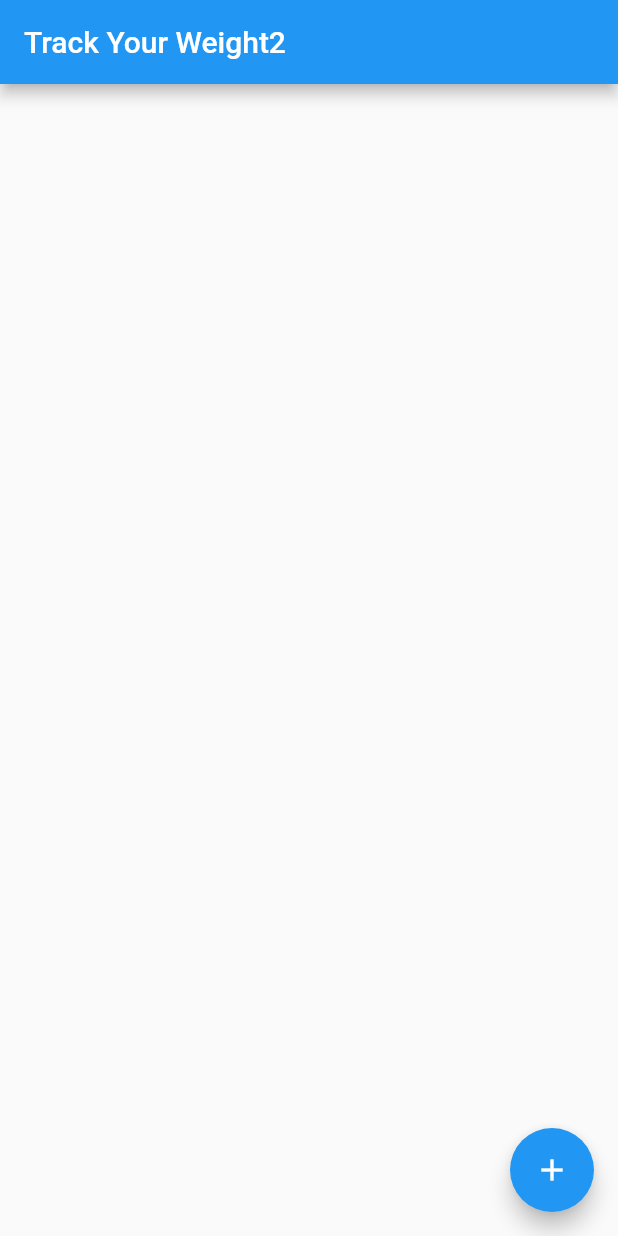
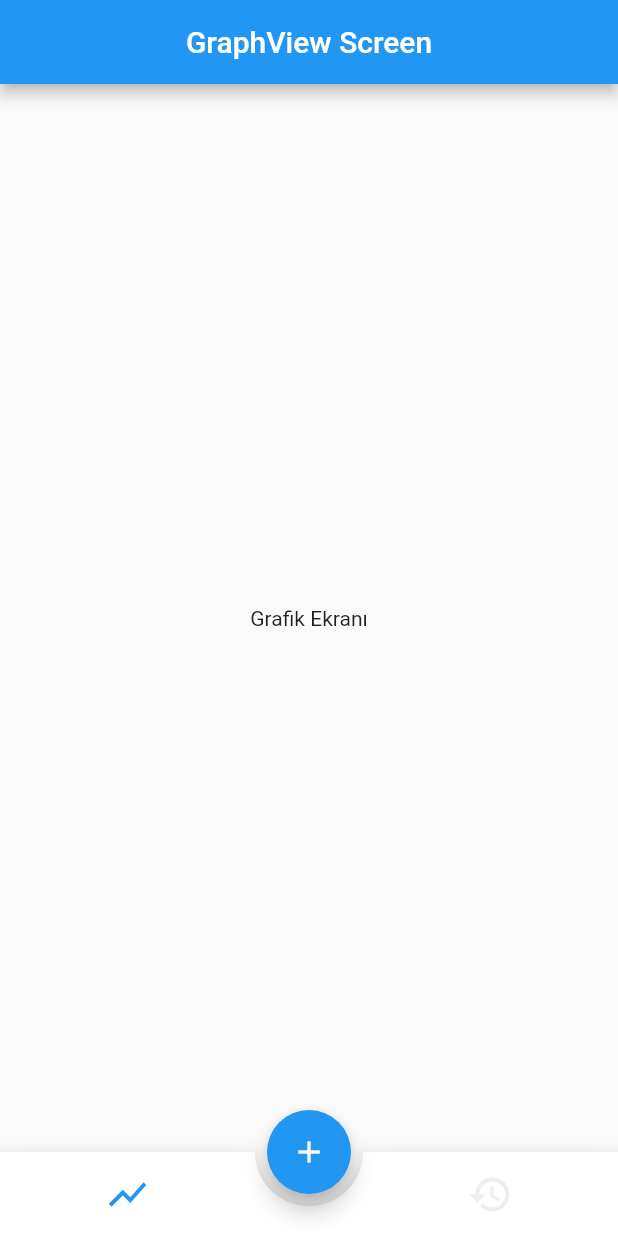
Before and after one commit to osmcel/new_flutter_project, a Flutter app: the screen it shows after launch, after a tap on the "add" icon, on a phone screen of 412 x 824 dp. Run offline on Flutter 3.47's test engine with Material 2 defaults, Android fonts, the phone set to English and light mode, and no system bars; drawn by our look-alikes of animated_bottom_navigation_bar; our stand-ins replace get.

Commit message:
bu ilk hali

```diff
--- /dev/null
+++ b/lib/core/home.dart
@@ -0,0 +1,45 @@
+import 'package:animated_bottom_navigation_bar/animated_bottom_navigation_bar.dart';
+import 'package:flutter/material.dart';
+import 'package:get/get.dart';
+import 'package:vs_test_flutter/controller/controller.dart';
+import 'package:vs_test_flutter/view/graph_view.dart';
+import 'package:vs_test_flutter/view/history_view.dart';
+
+class MyApp extends StatefulWidget {
+  MyApp({Key? key}) : super(key: key);
+
+  @override
+  State<MyApp> createState() => _MyAppState();
+}
+
+class _MyAppState extends State<MyApp> {
+  final controller = Get.put(Controller());
+
+  int currentTab = 0;
+  Widget _currentPage = GraphView();
+
+  @override
+  Widget build(BuildContext context) {
+    return Scaffold(
+      body: _currentPage,
+      bottomNavigationBar: AnimatedBottomNavigationBar(
+          gapLocation: GapLocation.center,
+          icons: [Icons.show_chart, Icons.history],
+          activeIndex: currentTab,
+          iconSize: 30,
+          inactiveColor: Colors.grey.shade200,
+          activeColor: Colors.blue,
+          onTap: (int) {
+            setState(() {
+              currentTab = int;
+              currentTab == 0
+                  ? _currentPage = GraphView()
+                  : _currentPage = HistoryView();
+            });
+          }),
+      floatingActionButton:
+          FloatingActionButton(child: const Icon(Icons.add), onPressed: () {}),
+      floatingActionButtonLocation: FloatingActionButtonLocation.centerDocked,
+    );
+  }
+}
--- a/lib/main.dart
+++ b/lib/main.dart
@@ -1,23 +1,16 @@
 import 'package:flutter/material.dart';
+import 'package:flutter/services.dart';
 import 'package:get/get.dart';
-import 'package:vs_test_flutter/controller.dart';
+import 'package:vs_test_flutter/controller/controller.dart';
+import 'package:vs_test_flutter/core/home.dart';
 
-void main() => runApp(GetMaterialApp(
-      title: "Weight Tacker",
-      home: MyApp(),
-    ));
+void main() {
+  SystemChrome.setSystemUIOverlayStyle(
+      const SystemUiOverlayStyle(statusBarColor: Colors.transparent));
 
-class MyApp extends StatelessWidget {
-  MyApp({Key? key}) : super(key: key);
-
-  final controller = Get.put(Controller());
-  @override
-  Widget build(BuildContext context) {
-    return Scaffold(
-      appBar: AppBar(title: const Text("Track Your Weight2")),
-      body: null,
-      floatingActionButton:
-          FloatingActionButton(child: const Icon(Icons.add), onPressed: () {}),
-    );
-  }
+  runApp(GetMaterialApp(
+    debugShowCheckedModeBanner: false,
+    title: "Weight Tacker",
+    home: MyApp(),
+  ));
 }
--- /dev/null
+++ b/lib/view/graph_view.dart
@@ -0,0 +1,23 @@
+import 'package:flutter/material.dart';
+
+class GraphView extends StatefulWidget {
+  const GraphView({Key? key}) : super(key: key);
+
+  @override
+  _GraphViewState createState() => _GraphViewState();
+}
+
+class _GraphViewState extends State<GraphView> {
+  @override
+  Widget build(BuildContext context) {
+    return Scaffold(
+      appBar: AppBar(
+        centerTitle: true,
+        title: const Text("GraphView Screen"),
+      ),
+      body: Center(
+        child: const Text("Grafik Ekranı"),
+      ),
+    );
+  }
+}
--- /dev/null
+++ b/lib/view/history_view.dart
@@ -0,0 +1,23 @@
+import 'package:flutter/material.dart';
+
+class HistoryView extends StatefulWidget {
+  const HistoryView({Key? key}) : super(key: key);
+
+  @override
+  _HistoryViewState createState() => _HistoryViewState();
+}
+
+class _HistoryViewState extends State<HistoryView> {
+  @override
+  Widget build(BuildContext context) {
+    return Scaffold(
+      appBar: AppBar(
+        centerTitle: true,
+        title: const Text("History Screen"),
+      ),
+      body: Center(
+        child: const Text("History Ekranı"),
+      ),
+    );
+  }
+}
--- a/pubspec.yaml
+++ b/pubspec.yaml
@@ -35,6 +35,7 @@ dependencies:
   # Use with the CupertinoIcons class for iOS style icons.
   cupertino_icons: ^1.0.2
   get: ^4.5.1
+  animated_bottom_navigation_bar: ^0.3.2
 
 dev_dependencies:
   flutter_test:
```
Also changed, not shown: lib/controller/controller.dart (renamed from lib/controller.dart), pubspec.lock.
